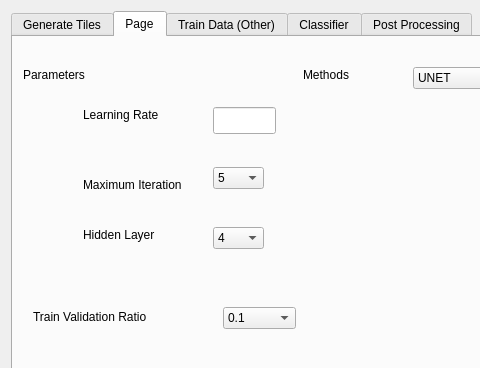
Old version of the form RandomForestClassifier_dialog_base.ui in the repository atishayjn/QGIS-Plugin; both pictures show x 0 to 480 and y 0 to 368 of the 632 by 603 pixel window.
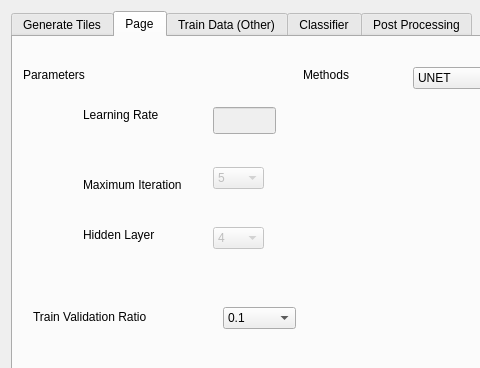
New version of the form. The open tabs and pages were chosen to show the change. Custom widgets are drawn as their Qt base class.

Commit message: Function for Enabelling of parameters added (Further changes needed)

The edit to the form file:
```diff
--- a/RandomForestClassifier_dialog_base.ui
+++ b/RandomForestClassifier_dialog_base.ui
@@ -17,7 +17,7 @@
    <item>
     <widget class="QTabWidget" name="tabWidget">
      <property name="currentIndex">
-      <number>0</number>
+      <number>1</number>
      </property>
      <widget class="QWidget" name="tab">
       <attribute name="title">
@@ -344,6 +344,9 @@
        </property>
       </widget>
       <widget class="QgsFilterLineEdit" name="LearningRate_Filed">
+       <property name="enabled">
+        <bool>false</bool>
+       </property>
        <property name="geometry">
         <rect>
          <x>200</x>
@@ -357,6 +360,9 @@
        </property>
       </widget>
       <widget class="QComboBox" name="HiddenLayer_comboBox">
+       <property name="enabled">
+        <bool>false</bool>
+       </property>
        <property name="geometry">
         <rect>
          <x>200</x>
@@ -425,6 +431,9 @@
        </property>
       </widget>
       <widget class="QComboBox" name="Iteration_comboBox">
+       <property name="enabled">
+        <bool>false</bool>
+       </property>
        <property name="geometry">
         <rect>
          <x>200</x>
```
The commit also changes 1 other file.
